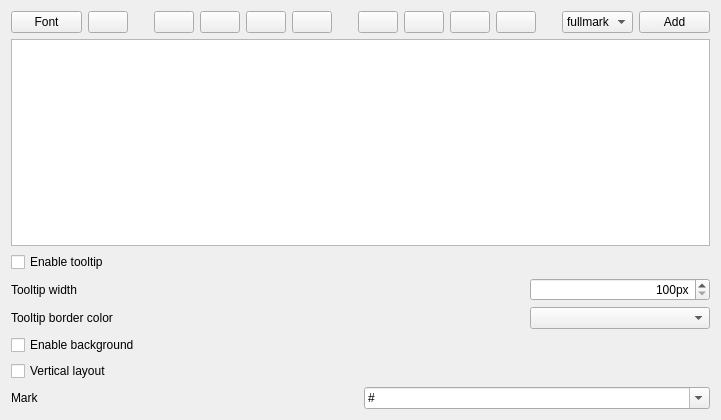
Before: the Qt Designer form sources/desktop-panel/widget.ui in arcan1s/awesome-widgets, drawn with Qt 5.
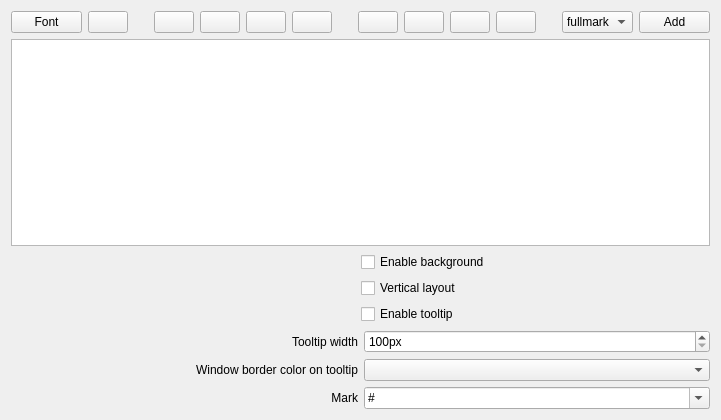
After: the same form once the commit is applied. Icons and pictures are not drawn. Custom widgets are drawn as their Qt base class.

Commit message: update extscripts and dp ui files to kde standards

```diff
--- a/sources/desktop-panel/widget.ui
+++ b/sources/desktop-panel/widget.ui
@@ -20,17 +20,16 @@
    <string notr="true">Widget</string>
   </property>
   <layout class="QGridLayout" name="gridLayout">
-   <item row="7" column="0">
-    <widget class="QCheckBox" name="checkBox_layout">
-     <property name="text">
-      <string>Vertical layout</string>
-     </property>
-    </widget>
-   </item>
    <item row="9" column="0">
     <layout class="QHBoxLayout" name="layout_mark">
      <item>
       <widget class="QLabel" name="label_mark">
+       <property name="sizePolicy">
+        <sizepolicy hsizetype="Expanding" vsizetype="Preferred">
+         <horstretch>0</horstretch>
+         <verstretch>0</verstretch>
+        </sizepolicy>
+       </property>
        <property name="minimumSize">
         <size>
          <width>200</width>
@@ -40,10 +39,19 @@
        <property name="text">
         <string>Mark</string>
        </property>
+       <property name="alignment">
+        <set>Qt::AlignRight|Qt::AlignTrailing|Qt::AlignVCenter</set>
+       </property>
       </widget>
      </item>
      <item>
       <widget class="QComboBox" name="comboBox_mark">
+       <property name="sizePolicy">
+        <sizepolicy hsizetype="Expanding" vsizetype="Fixed">
+         <horstretch>0</horstretch>
+         <verstretch>0</verstretch>
+        </sizepolicy>
+       </property>
        <property name="toolTip">
         <string>A mark which will be shown if this desktop is active</string>
        </property>
@@ -124,72 +132,6 @@
      </item>
     </layout>
    </item>
-   <item row="1" column="0">
-    <widget class="QTextEdit" name="textEdit_elements">
-     <property name="lineWrapMode">
-      <enum>QTextEdit::NoWrap</enum>
-     </property>
-     <property name="acceptRichText">
-      <bool>false</bool>
-     </property>
-    </widget>
-   </item>
-   <item row="2" column="0">
-    <widget class="QCheckBox" name="checkBox_tooltip">
-     <property name="text">
-      <string>Enable tooltip</string>
-     </property>
-    </widget>
-   </item>
-   <item row="3" column="0">
-    <layout class="QHBoxLayout" name="layout_tooltip">
-     <item>
-      <widget class="QLabel" name="label_tooltip">
-       <property name="text">
-        <string>Tooltip width</string>
-       </property>
-      </widget>
-     </item>
-     <item>
-      <spacer name="spacer_tooltip">
-       <property name="orientation">
-        <enum>Qt::Horizontal</enum>
-       </property>
-       <property name="sizeHint" stdset="0">
-        <size>
-         <width>40</width>
-         <height>20</height>
-        </size>
-       </property>
-      </spacer>
-     </item>
-     <item>
-      <widget class="QSpinBox" name="spinBox_tooltip">
-       <property name="minimumSize">
-        <size>
-         <width>180</width>
-         <height>0</height>
-        </size>
-       </property>
-       <property name="alignment">
-        <set>Qt::AlignRight|Qt::AlignTrailing|Qt::AlignVCenter</set>
-       </property>
-       <property name="suffix">
-        <string>px</string>
-       </property>
-       <property name="minimum">
-        <number>100</number>
-       </property>
-       <property name="maximum">
-        <number>1000</number>
-       </property>
-       <property name="singleStep">
-        <number>25</number>
-       </property>
-      </widget>
-     </item>
-    </layout>
-   </item>
    <item row="0" column="0">
     <layout class="QHBoxLayout" name="layput_mainFormating">
      <item>
@@ -372,37 +314,90 @@
      </item>
     </layout>
    </item>
+   <item row="1" column="0">
+    <widget class="QTextEdit" name="textEdit_elements">
+     <property name="lineWrapMode">
+      <enum>QTextEdit::NoWrap</enum>
+     </property>
+     <property name="acceptRichText">
+      <bool>false</bool>
+     </property>
+    </widget>
+   </item>
    <item row="5" column="0">
-    <widget class="QCheckBox" name="checkBox_background">
-     <property name="text">
-      <string>Enable background</string>
-     </property>
-    </widget>
+    <layout class="QHBoxLayout" name="layout_tooltip">
+     <item>
+      <widget class="QLabel" name="label_tooltip">
+       <property name="sizePolicy">
+        <sizepolicy hsizetype="Expanding" vsizetype="Preferred">
+         <horstretch>0</horstretch>
+         <verstretch>0</verstretch>
+        </sizepolicy>
+       </property>
+       <property name="text">
+        <string>Tooltip width</string>
+       </property>
+       <property name="alignment">
+        <set>Qt::AlignRight|Qt::AlignTrailing|Qt::AlignVCenter</set>
+       </property>
+      </widget>
+     </item>
+     <item>
+      <widget class="QSpinBox" name="spinBox_tooltip">
+       <property name="sizePolicy">
+        <sizepolicy hsizetype="Expanding" vsizetype="Fixed">
+         <horstretch>0</horstretch>
+         <verstretch>0</verstretch>
+        </sizepolicy>
+       </property>
+       <property name="minimumSize">
+        <size>
+         <width>180</width>
+         <height>0</height>
+        </size>
+       </property>
+       <property name="suffix">
+        <string>px</string>
+       </property>
+       <property name="minimum">
+        <number>100</number>
+       </property>
+       <property name="maximum">
+        <number>1000</number>
+       </property>
+       <property name="singleStep">
+        <number>25</number>
+       </property>
+      </widget>
+     </item>
+    </layout>
    </item>
-   <item row="4" column="0">
+   <item row="6" column="0">
     <layout class="QHBoxLayout" name="layout_tooltipColor">
      <item>
       <widget class="QLabel" name="label_tooltipColor">
+       <property name="sizePolicy">
+        <sizepolicy hsizetype="Expanding" vsizetype="Preferred">
+         <horstretch>0</horstretch>
+         <verstretch>0</verstretch>
+        </sizepolicy>
+       </property>
        <property name="text">
-        <string>Tooltip border color</string>
+        <string>Window border color on tooltip</string>
+       </property>
+       <property name="alignment">
+        <set>Qt::AlignRight|Qt::AlignTrailing|Qt::AlignVCenter</set>
        </property>
       </widget>
      </item>
-     <item>
-      <spacer name="spacer_tooltipColor">
-       <property name="orientation">
-        <enum>Qt::Horizontal</enum>
-       </property>
-       <property name="sizeHint" stdset="0">
-        <size>
-         <width>40</width>
-         <height>20</height>
-        </size>
-       </property>
-      </spacer>
-     </item>
      <item>
       <widget class="KColorCombo" name="kcolorcombo_tooltipColor">
+       <property name="sizePolicy">
+        <sizepolicy hsizetype="Expanding" vsizetype="Fixed">
+         <horstretch>0</horstretch>
+         <verstretch>0</verstretch>
+        </sizepolicy>
+       </property>
        <property name="minimumSize">
         <size>
          <width>180</width>
@@ -413,6 +408,96 @@
      </item>
     </layout>
    </item>
+   <item row="2" column="0">
+    <layout class="QHBoxLayout" name="layout_background">
+     <item>
+      <spacer name="spacer_background">
+       <property name="orientation">
+        <enum>Qt::Horizontal</enum>
+       </property>
+       <property name="sizeHint" stdset="0">
+        <size>
+         <width>40</width>
+         <height>20</height>
+        </size>
+       </property>
+      </spacer>
+     </item>
+     <item>
+      <widget class="QCheckBox" name="checkBox_background">
+       <property name="sizePolicy">
+        <sizepolicy hsizetype="Expanding" vsizetype="Fixed">
+         <horstretch>0</horstretch>
+         <verstretch>0</verstretch>
+        </sizepolicy>
+       </property>
+       <property name="text">
+        <string>Enable background</string>
+       </property>
+      </widget>
+     </item>
+    </layout>
+   </item>
+   <item row="3" column="0">
+    <layout class="QHBoxLayout" name="layout_layout">
+     <item>
+      <spacer name="spacer_layout">
+       <property name="orientation">
+        <enum>Qt::Horizontal</enum>
+       </property>
+       <property name="sizeHint" stdset="0">
+        <size>
+         <width>40</width>
+         <height>20</height>
+        </size>
+       </property>
+      </spacer>
+     </item>
+     <item>
+      <widget class="QCheckBox" name="checkBox_layout">
+       <property name="sizePolicy">
+        <sizepolicy hsizetype="Expanding" vsizetype="Fixed">
+         <horstretch>0</horstretch>
+         <verstretch>0</verstretch>
+        </sizepolicy>
+       </property>
+       <property name="text">
+        <string>Vertical layout</string>
+       </property>
+      </widget>
+     </item>
+    </layout>
+   </item>
+   <item row="4" column="0">
+    <layout class="QHBoxLayout" name="layout_tooltip_2">
+     <item>
+      <spacer name="spacer_tooltip">
+       <property name="orientation">
+        <enum>Qt::Horizontal</enum>
+       </property>
+       <property name="sizeHint" stdset="0">
+        <size>
+         <width>40</width>
+         <height>20</height>
+        </size>
+       </property>
+      </spacer>
+     </item>
+     <item>
+      <widget class="QCheckBox" name="checkBox_tooltip">
+       <property name="sizePolicy">
+        <sizepolicy hsizetype="Expanding" vsizetype="Fixed">
+         <horstretch>0</horstretch>
+         <verstretch>0</verstretch>
+        </sizepolicy>
+       </property>
+       <property name="text">
+        <string>Enable tooltip</string>
+       </property>
+      </widget>
+     </item>
+    </layout>
+   </item>
   </layout>
  </widget>
  <customwidgets>
```
The commit also changes 2 other files.
